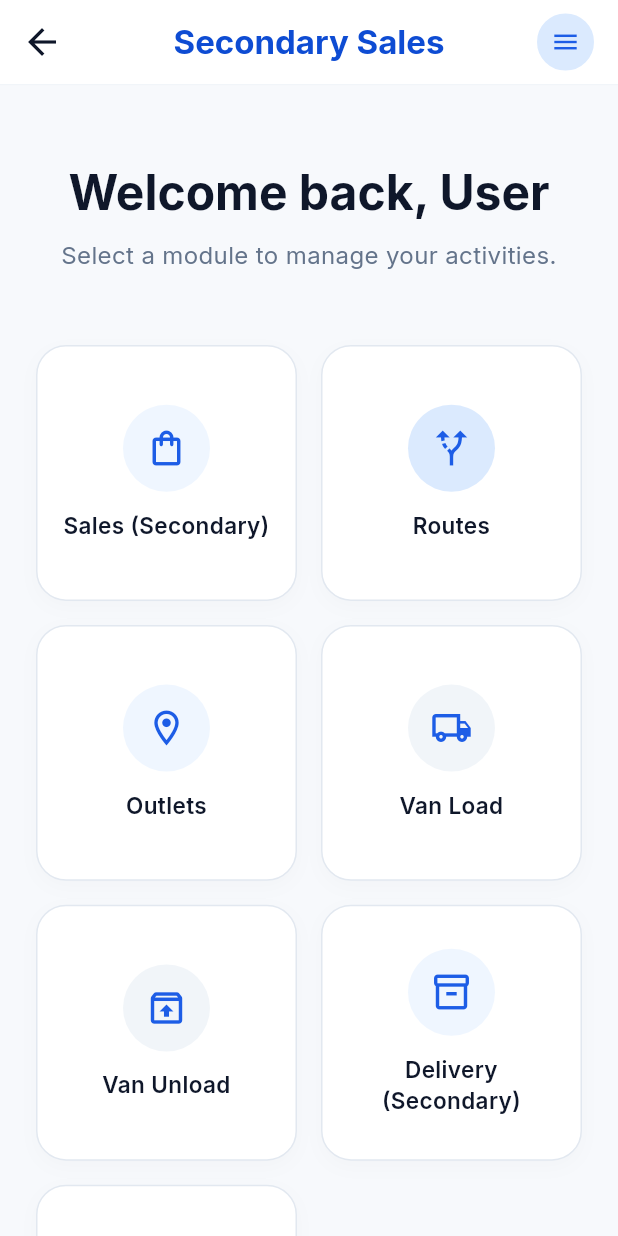
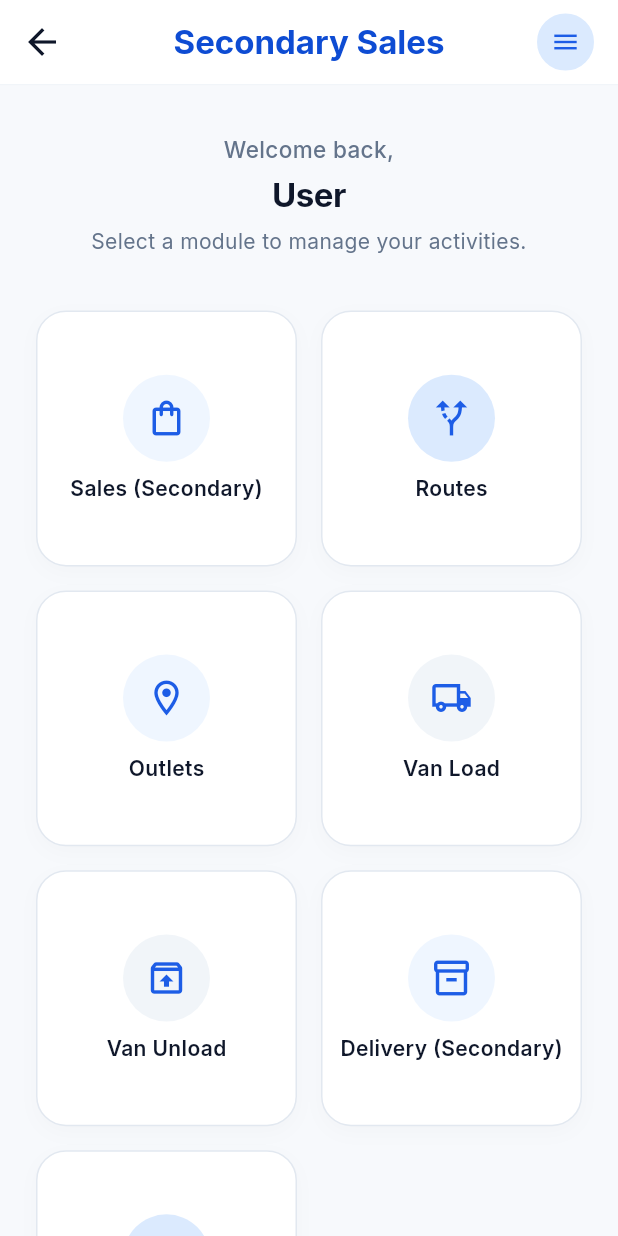
Before and after one commit to metaodoo/secondary_sales_app, a Flutter app: the DashboardTab screen opened directly with empty values, on a phone screen of 412 x 824 dp. Run offline on Flutter 3.47's test engine with Material 3 defaults, Android fonts, the light colour scheme and no system bars; our stand-ins replace camera, connectivity_plus, file_picker, firebase_core, firebase_messaging, flutter_image_compress and 10 more; missing offline and left inert: firebase_app_distribution, flutter_background_service, maplibre_gl; accounts and stored records are empty; network calls fail.

Commit message:
[REF] ui: improve typography and line wrapping
Refactor typography hierarchy and element wrapping across customer selection,
route detail, dashboard, outlet creation, and action sheets.

Why:
- In outlet cards, packing outlet names in the same horizontal Row as distance
  badges compressed the name width down to <50px on standard Android screens,
  forcing common multi-word names to split vertically into 3-4 awkward lines.
- Action bottom sheets contained hardcoded newline strings ('Check\nIn')
  and unconstrained labels, causing single words like 'Directions' to break
  into 'Direction \n s'.
- Create outlet screen encountered a 70px horizontal overflow error in
  assigned route & distributor header.
- Preserve 100% of existing button positions, input layouts, and interaction
  patterns while providing full column width to primary text and auto-scaling
  action labels.

```diff
--- a/lib/features/dashboard/screens/dashboard_tab.dart
+++ b/lib/features/dashboard/screens/dashboard_tab.dart
@@ -100,24 +100,42 @@ class DashboardTab extends StatelessWidget {
           child: Column(
             crossAxisAlignment: CrossAxisAlignment.stretch,
             children: [
-              const SizedBox(height: 16),
+              Column(
+                children: [
+                  const Text(
+                    'Welcome back,',
+                    textAlign: TextAlign.center,
+                    style: TextStyle(
+                      color: AppColors.textSecondary,
+                      fontWeight: FontWeight.w500,
+                      fontSize: 15,
+                    ),
+                  ),
+                  const SizedBox(height: 4),
                   Text(
-                'Welcome back, ${userName ?? 'User'}',
+                    userName ?? 'User',
                     textAlign: TextAlign.center,
+                    maxLines: 2,
+                    overflow: TextOverflow.ellipsis,
                     style: const TextStyle(
                       color: AppColors.textPrimary,
                       fontWeight: FontWeight.bold,
-                  fontSize: 32,
-                  letterSpacing: 0,
+                      fontSize: 22,
+                      letterSpacing: -0.3,
                     ),
                   ),
-              const SizedBox(height: 8),
+                  const SizedBox(height: 6),
                   const Text(
                     'Select a module to manage your activities.',
                     textAlign: TextAlign.center,
-                style: TextStyle(color: AppColors.textSecondary, fontSize: 16),
+                    style: TextStyle(
+                      color: AppColors.textSecondary,
+                      fontSize: 14,
                     ),
-              const SizedBox(height: 48),
+                  ),
+                ],
+              ),
+              const SizedBox(height: 36),
               Builder(
                 builder: (context) {
                   final cards = <Widget>[
@@ -610,8 +628,10 @@ class DashboardTab extends StatelessWidget {
                   ),
                   child: Icon(icon, color: iconColor, size: 28),
                 ),
-                const SizedBox(height: 12),
-                Text(
+                const SizedBox(height: 10),
+                FittedBox(
+                  fit: BoxFit.scaleDown,
+                  child: Text(
                     title,
                     textAlign: TextAlign.center,
                     maxLines: 2,
@@ -619,7 +639,9 @@ class DashboardTab extends StatelessWidget {
                     style: const TextStyle(
                       color: AppColors.textPrimary,
                       fontWeight: FontWeight.w600,
-                    fontSize: 15,
+                      fontSize: 14,
+                      height: 1.2,
+                    ),
                   ),
                 ),
               ],
--- a/lib/features/routes/screens/officer_route_selection_screen.dart
+++ b/lib/features/routes/screens/officer_route_selection_screen.dart
@@ -225,9 +225,12 @@ class OfficerRouteSelectionScreen extends StatelessWidget {
             const SizedBox(height: 16),
             Text(
               title,
+              maxLines: 2,
+              overflow: TextOverflow.ellipsis,
               style: const TextStyle(
                 fontWeight: FontWeight.bold,
-                fontSize: 18,
+                fontSize: 16,
+                height: 1.25,
                 color: AppColors.textPrimary,
               ),
             ),
```
Also changed, not shown: lib/features/contacts/screens/outlets_list_screen.dart (+31 -21 lines), lib/features/modern_trade/screens/mt_customer_action_bottom_sheet.dart (+8 -5 lines), lib/features/modern_trade/screens/mt_outlets_screen.dart (+25 -21 lines), lib/features/routes/screens/create_outlet_screen.dart (+53 -33 lines), lib/features/routes/screens/customer_action_bottom_sheet.dart (+7 -4 lines), lib/features/routes/screens/officer_customer_selection_screen.dart (+51 -37 lines). Lines whose indentation alone changed are shown as unchanged.
